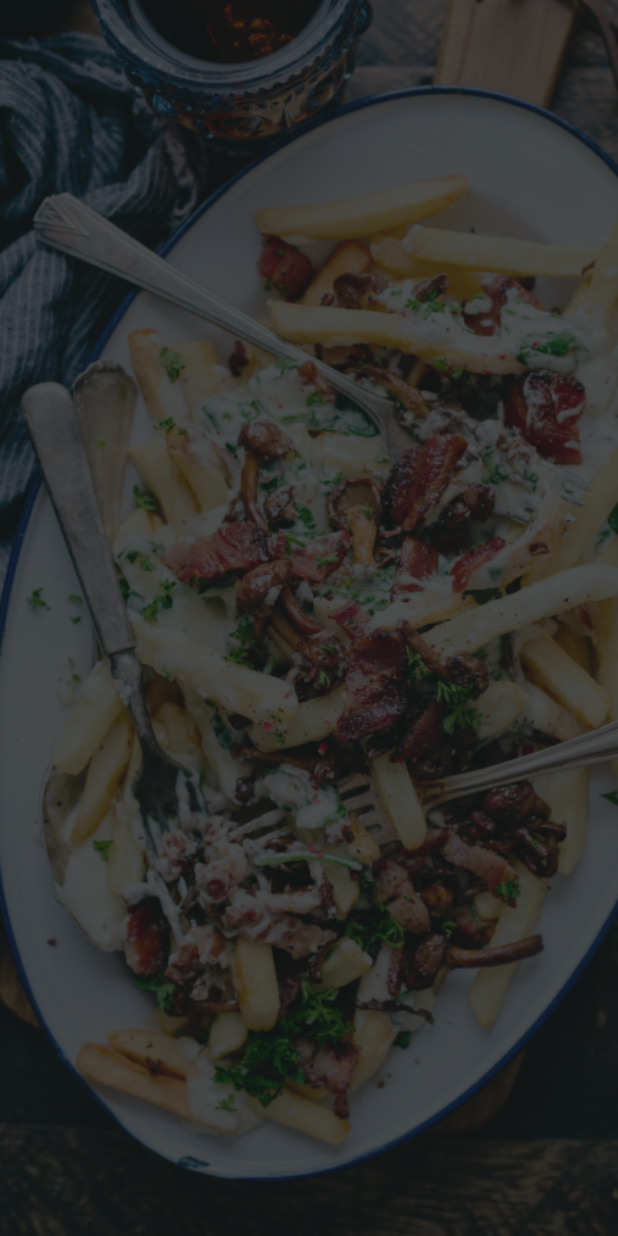
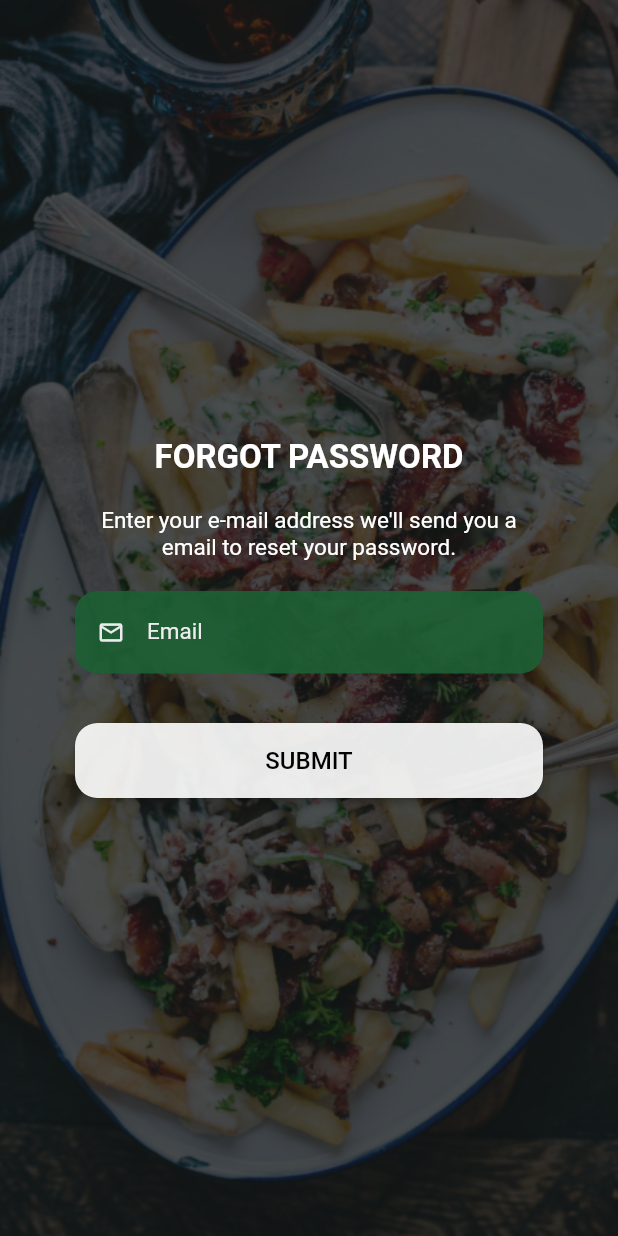
Before and after one commit to davutkarakus/RecipeApp, a Flutter app: the ForgotPasswordPage screen opened directly, on a phone screen of 412 x 824 dp. Run offline on Flutter 3.47's test engine with Material 2 defaults, Android fonts, the phone set to English and light mode, and no system bars.

Commit message:
Forgot Password Page ui completed

```diff
--- a/lib/pages/ForgotPasswordPage.dart
+++ b/lib/pages/ForgotPasswordPage.dart
@@ -23,7 +23,81 @@ class _ForgotPasswordPageState extends State<ForgotPasswordPage> {
               opacity: 0.3
           ),
         ),
-        child: Column(),
+        child: Column(
+          mainAxisAlignment: MainAxisAlignment.center,
+          children: [
+            Padding(
+              padding: const EdgeInsets.only(left: 50, right: 50,bottom: 20),
+              child: Text("FORGOT PASSWORD",
+                textAlign: TextAlign.center,
+                style: TextStyle(color: Colors.white,fontSize: 22,fontWeight: FontWeight.bold),
+              ),
+            ),
+            Padding(
+              padding: const EdgeInsets.only(left: 50, right: 50),
+              child: Text("Enter your e-mail address we'll send you a email to reset your password.",
+                textAlign: TextAlign.center,
+                style: TextStyle(color: Colors.white,fontSize: 15,),
+              ),
+            ),
+            Padding(
+              padding: const EdgeInsets.only(left: 50, right: 50,top: 20),
+              child: Opacity(
+                opacity: 0.9,
+                child: SizedBox(
+                  height: 55,
+                  child: TextFormField(
+                    style: TextStyle(
+                        color: Colors.white,
+                        fontSize: 15,
+                        fontWeight: FontWeight.w400),
+                    decoration: InputDecoration(
+                      prefixIcon: Icon(
+                        Icons.mail_outline,
+                        color: Colors.white,
+                        size: 18,
+                      ),
+                      border: UnderlineInputBorder(
+                          borderSide: BorderSide.none,
+                          borderRadius: BorderRadius.circular(15)),
+                      filled: true,
+                      fillColor: textFieldColor,
+                      focusedBorder: OutlineInputBorder(
+                          borderSide: BorderSide.none,
+                          borderRadius: BorderRadius.circular(15)),
+                      hintText: "example@gmail.com",
+                      labelText: "Email",
+                      labelStyle: TextStyle(color: Colors.white),
+                    ),
+                  ),
+                ),
+              ),
+            ),
+            Padding(
+              padding: const EdgeInsets.only(left: 50, right: 50,top: 33),
+              child: SizedBox(
+                width: double.infinity,
+                height: 50,
+                child: Opacity(
+                  opacity: 0.9,
+                  child: ElevatedButton(
+                      style: ElevatedButton.styleFrom(
+
+                        backgroundColor: Colors.white,
+                        shape: RoundedRectangleBorder(
+                          borderRadius: BorderRadius.circular(15),
+                        ),
+                      ),
+                      onPressed: (){
+                        print("Password reset button tıklandı");
+                      },
+                      child: Text("SUBMIT",style: TextStyle(color: Colors.black,fontSize: 16),)
+                  ),
+                ),
+              ),
+            ),
+          ],
+        ),
       ),
     );
   }
```
